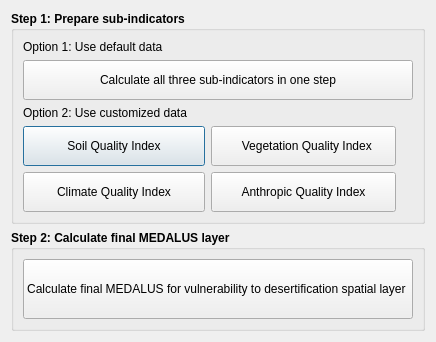
LocateIT/trends.earth, file MISLAND/gui/DlgCalculateMedalus.ui: the form before one commit.
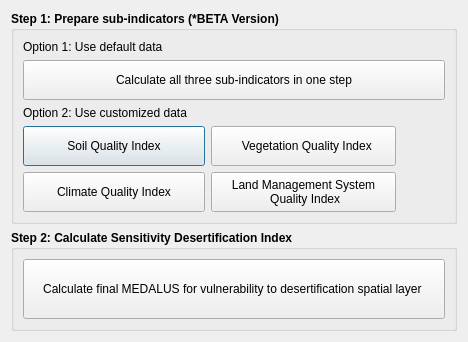
The form after the commit.

Diff of the .ui file:
```diff
--- a/MISLAND/gui/DlgCalculateMedalus.ui
+++ b/MISLAND/gui/DlgCalculateMedalus.ui
@@ -9,7 +9,7 @@
    <rect>
     <x>0</x>
     <y>0</y>
-    <width>397</width>
+    <width>468</width>
     <height>342</height>
    </rect>
   </property>
@@ -32,7 +32,7 @@
       </font>
      </property>
      <property name="title">
-      <string>Step 1: Prepare sub-indicators</string>
+      <string>Step 1: Prepare sub-indicators (*BETA Version)</string>
      </property>
      <layout class="QGridLayout" name="gridLayout_2">
       <item row="1" column="1">
@@ -132,7 +132,8 @@
          </font>
         </property>
         <property name="text">
-         <string>Anthropic Quality Index</string>
+         <string>Land Management System
+ Quality Index</string>
         </property>
        </widget>
       </item>
@@ -198,7 +199,7 @@
       </font>
      </property>
      <property name="title">
-      <string>Step 2: Calculate final MEDALUS layer</string>
+      <string>Step 2: Calculate Sensitivity Desertification Index</string>
      </property>
      <layout class="QVBoxLayout" name="verticalLayout">
       <item>
```
